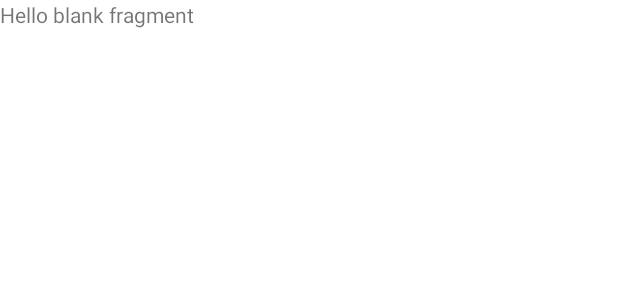
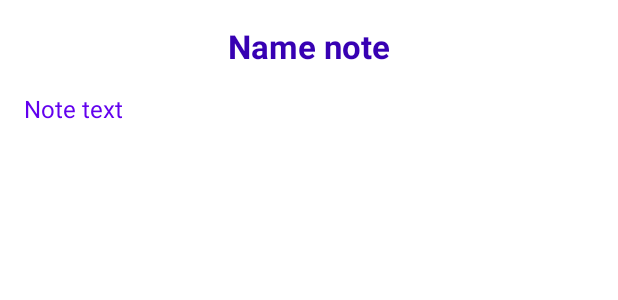
Before and after one commit to Djsdriver/NotesMVVM, an Android app: the layout fragment_note.xml on its own in the app's theme, with its tools: preview values and no code run, on a phone screen of 412 x 824 dp. Shown: the top 300 px of the screen. Run offline under Robolectric (Android 15) with nearby library versions, the phone set to English and light mode, and no system bars.

Commit message:
урок 5

```diff
--- a/app/build.gradle
+++ b/app/build.gradle
@@ -8,6 +8,7 @@ android {
     compileSdk 33
 
     defaultConfig {
+        viewBinding.enabled= true
         applicationId "com.example.notesmvvm"
         minSdk 24
         targetSdk 33
--- a/app/src/main/java/com/example/notesmvvm/screens/AddNewNoteFragment.kt
+++ b/app/src/main/java/com/example/notesmvvm/screens/AddNewNoteFragment.kt
@@ -16,7 +16,7 @@ class AddNewNoteFragment : Fragment() {
         savedInstanceState: Bundle?
     ): View? {
         // Inflate the layout for this fragment
-        return inflater.inflate(R.layout.fragment_add, container, false)
+        return inflater.inflate(R.layout.fragment_add_note, container, false)
     }
 
 
--- /dev/null
+++ b/app/src/main/java/com/example/notesmvvm/utilits/Const.kt
@@ -0,0 +1,5 @@
+package com.example.notesmvvm.utilits
+
+import com.example.notesmvvm.MainActivity
+
+lateinit var APP_ACTIVITY: MainActivity
--- /dev/null
+++ b/app/src/main/res/drawable/ic_delete.xml
@@ -0,0 +1,5 @@
+<vector android:height="24dp" android:tint="#000000"
+    android:viewportHeight="24" android:viewportWidth="24"
+    android:width="24dp" xmlns:android="http://schemas.android.com/apk/res/android">
+    <path android:fillColor="@android:color/white" android:pathData="M6,19c0,1.1 0.9,2 2,2h8c1.1,0 2,-0.9 2,-2V7H6v12zM19,4h-3.5l-1,-1h-5l-1,1H5v2h14V4z"/>
+</vector>
--- /dev/null
+++ b/app/src/main/res/drawable/ic_exit.xml
@@ -0,0 +1,5 @@
+<vector android:height="24dp" android:tint="#000000"
+    android:viewportHeight="24" android:viewportWidth="24"
+    android:width="24dp" xmlns:android="http://schemas.android.com/apk/res/android">
+    <path android:fillColor="@android:color/white" android:pathData="M10.09,15.59L11.5,17l5,-5 -5,-5 -1.41,1.41L12.67,11H3v2h9.67l-2.58,2.59zM19,3H5c-1.11,0 -2,0.9 -2,2v4h2V5h14v14H5v-4H3v4c0,1.1 0.89,2 2,2h14c1.1,0 2,-0.9 2,-2V5c0,-1.1 -0.9,-2 -2,-2z"/>
+</vector>
--- a/app/src/main/res/layout/fragment_note.xml
+++ b/app/src/main/res/layout/fragment_note.xml
@@ -1,14 +1,36 @@
 <?xml version="1.0" encoding="utf-8"?>
-<FrameLayout xmlns:android="http://schemas.android.com/apk/res/android"
+<androidx.constraintlayout.widget.ConstraintLayout xmlns:android="http://schemas.android.com/apk/res/android"
     xmlns:tools="http://schemas.android.com/tools"
     android:layout_width="match_parent"
     android:layout_height="match_parent"
+    xmlns:app="http://schemas.android.com/apk/res-auto"
     tools:context=".screens.NoteFragment">
 
-    <!-- TODO: Update blank fragment layout -->
     <TextView
+        android:id="@+id/note_name"
         android:layout_width="match_parent"
-        android:layout_height="match_parent"
-        android:text="@string/hello_blank_fragment" />
+        android:layout_height="wrap_content"
+        android:layout_margin="@dimen/app_margin"
+        android:gravity="center"
+        android:lines="1"
+        android:textColor="@color/colorPrimaryDark"
+        android:textSize="@dimen/app_large_text"
+        android:textStyle="bold"
+        app:layout_constraintEnd_toEndOf="parent"
+        app:layout_constraintStart_toStartOf="parent"
+        app:layout_constraintTop_toTopOf="parent"
+        tools:text="Name note" />
 
-</FrameLayout>
+    <TextView
+        android:id="@+id/note_text"
+        android:textSize="@dimen/app_normal_text"
+        tools:text="Note text"
+        android:textColor="@color/colorPrimary"
+        android:layout_margin="@dimen/app_margin"
+        app:layout_constraintTop_toBottomOf="@id/note_name"
+        app:layout_constraintEnd_toEndOf="parent"
+        app:layout_constraintStart_toStartOf="parent"
+        android:layout_width="match_parent"
+        android:layout_height="wrap_content"/>
+
+</androidx.constraintlayout.widget.ConstraintLayout>
--- a/app/src/main/res/navigation/navigation_graph.xml
+++ b/app/src/main/res/navigation/navigation_graph.xml
@@ -23,7 +23,7 @@
         android:id="@+id/addNewNoteFragment"
         android:name="com.example.notesmvvm.screens.AddNewNoteFragment"
         android:label="fragment_add"
-        tools:layout="@layout/fragment_add" >
+        tools:layout="@layout/fragment_add_note" >
         <action
             android:id="@+id/action_addNewNoteFragment_to_mainFragment"
             app:destination="@id/mainFragment" />
--- a/app/src/main/res/values/dimens.xml
+++ b/app/src/main/res/values/dimens.xml
@@ -9,5 +9,8 @@
     <dimen name="item_note_name">20sp</dimen>
 
     <dimen name="app_margin">16dp</dimen>
+        <dimen name="app_large_text">22sp</dimen>
+        <dimen name="app_normal_text">16sp</dimen>
+        <dimen name="btn_width">250dp</dimen>
 
-</resources>
+    </resources>
--- a/app/src/main/res/values/strings.xml
+++ b/app/src/main/res/values/strings.xml
@@ -2,4 +2,7 @@
     <string name="app_name">NotesMVVM</string>
     <!-- TODO: Remove or change this placeholder text -->
     <string name="hello_blank_fragment">Hello blank fragment</string>
+    <string name="btn_add_note">Добавить заметку</string>
+    <string name="start_btn_room">Room</string>
+    <string name="start_label">Что выбрать</string>
 </resources>
```
Also changed, not shown: app/src/main/java/com/example/notesmvvm/MainActivity.kt (+29 -1 lines), app/src/main/res/layout/fragment_add.xml (deleted, +0 -14 lines), app/src/main/res/layout/fragment_add_note.xml (added, +36 -0 lines), app/src/main/res/layout/fragment_start.xml (+23 -6 lines), app/src/main/res/menu/main_action_menu.xml (added, +9 -0 lines), app/src/main/res/menu/note_action_menu.xml (added, +9 -0 lines), app/src/main/res/values/styles.xml (added, +18 -0 lines).
